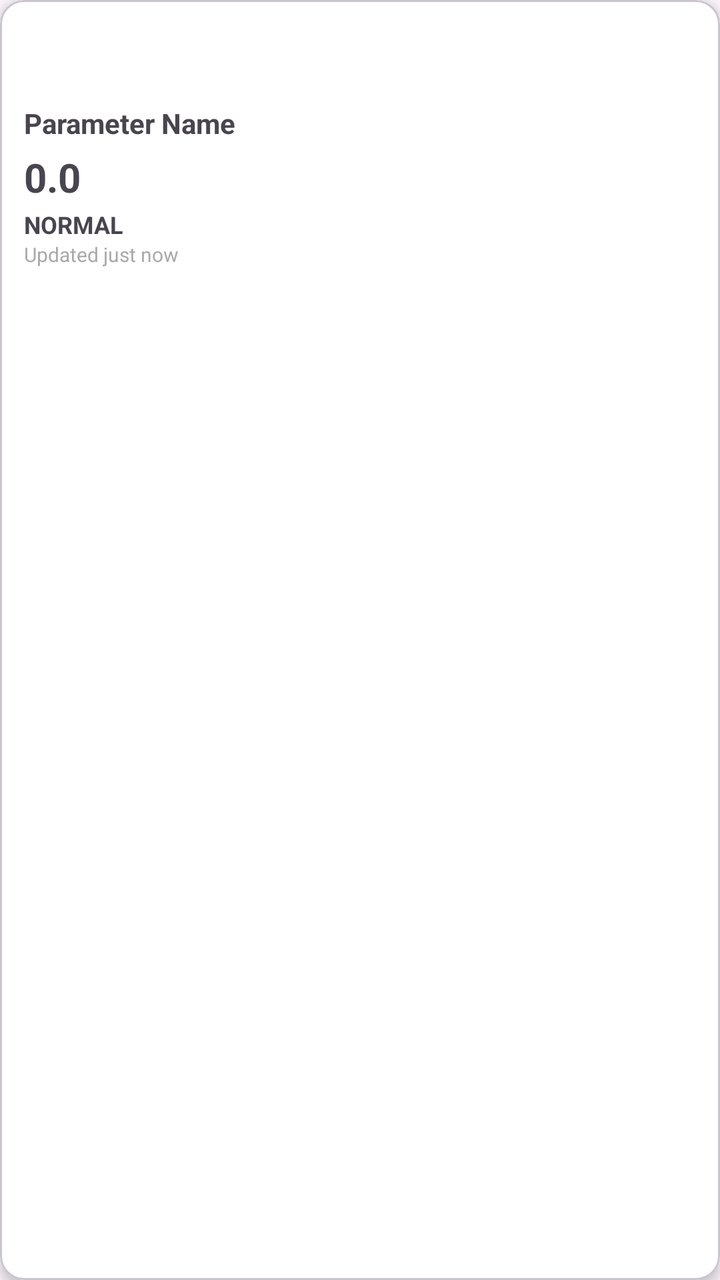
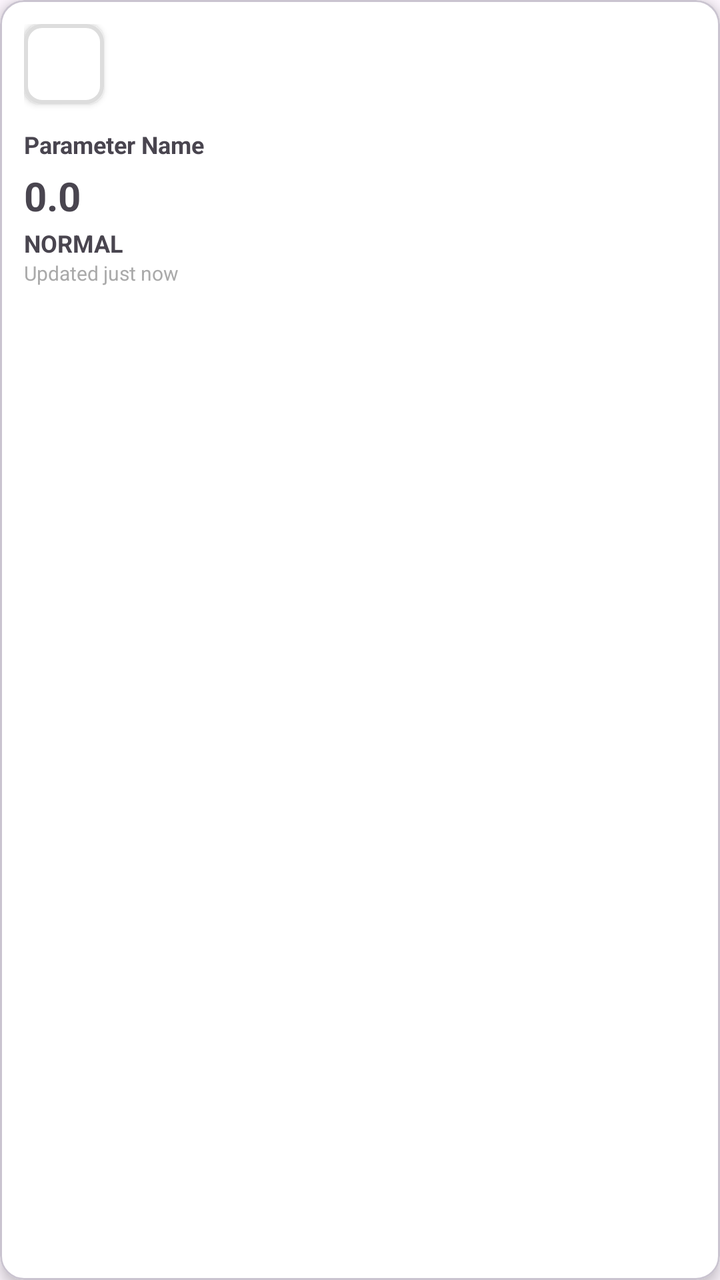

An Android layout rendered at two revisions. The XML below is the earlier revision; the diff shows what the commit changed to produce the second picture.
<!-- AndroidManifest.xml: application theme Theme.ED_System -->
<!-- res/layout/item_parameter_card.xml -->
<?xml version="1.0" encoding="utf-8"?>
<com.google.android.material.card.MaterialCardView xmlns:android="http://schemas.android.com/apk/res/android"
    xmlns:app="http://schemas.android.com/apk/res-auto"
    android:layout_width="match_parent"
    android:layout_height="wrap_content"
    android:layout_margin="8dp"
    app:cardCornerRadius="12dp"
    app:cardBackgroundColor="@android:color/white"
    app:cardElevation="4dp">

    <LinearLayout
        android:layout_width="match_parent"
        android:layout_height="wrap_content"
        android:orientation="vertical"
        android:padding="12dp">

        <ImageView
            android:id="@+id/icon"
            android:layout_width="32dp"
            android:layout_height="32dp"
            android:layout_gravity="top" />

        <TextView
            android:id="@+id/name"
            android:layout_width="wrap_content"
            android:layout_height="wrap_content"
            android:text="Parameter Name"
            android:textSize="14sp"
            android:textStyle="bold"
            android:layout_marginTop="8dp" />

        <TextView
            android:id="@+id/value"
            android:layout_width="wrap_content"
            android:layout_height="wrap_content"
            android:text="0.0"
            android:textSize="20sp"
            android:textStyle="bold"
            android:layout_marginTop="4dp" />

        <TextView
            android:id="@+id/status"
            android:layout_width="wrap_content"
            android:layout_height="wrap_content"
            android:text="NORMAL"
            android:textStyle="bold"
            android:textSize="12sp"
            android:layout_marginTop="2dp" />

        <TextView
            android:id="@+id/updated"
            android:layout_width="wrap_content"
            android:layout_height="wrap_content"
            android:text="Updated just now"
            android:textSize="10sp"
            android:textColor="@android:color/darker_gray" />
    </LinearLayout>

</com.google.android.material.card.MaterialCardView>
<!-- resources referenced by this layout -->
<resources>
  <style name="Theme.ED_System" parent="Base.Theme.ED_System" />
  <style name="Base.Theme.ED_System" parent="Theme.Material3.DayNight.NoActionBar">
          
          
      </style>
</resources>

<!-- the commit's change to res/layout/item_parameter_card.xml (unified diff, before → after) -->
@@ -14,29 +14,40 @@
         android:orientation="vertical"
         android:padding="12dp">
 
-        <ImageView
-            android:id="@+id/icon"
-            android:layout_width="32dp"
-            android:layout_height="32dp"
-            android:layout_gravity="top" />
+        <FrameLayout
+            android:layout_width="40dp"
+            android:layout_height="40dp"
+            android:background="@drawable/white_square_border"
+            android:layout_gravity="top"
+            android:layout_marginBottom="4dp"
+            android:elevation="2dp">
+
+            <ImageView
+                android:id="@+id/icon"
+                android:layout_width="32dp"
+                android:layout_height="32dp"
+                android:layout_gravity="center" />
+        </FrameLayout>
+
 
         <TextView
             android:id="@+id/name"
             android:layout_width="wrap_content"
             android:layout_height="wrap_content"
             android:text="Parameter Name"
-            android:textSize="14sp"
+            android:textSize="12sp"
             android:textStyle="bold"
             android:layout_marginTop="8dp" />
 
         <TextView
             android:id="@+id/value"
-            android:layout_width="wrap_content"
+            android:layout_width="match_parent"
             android:layout_height="wrap_content"
             android:text="0.0"
             android:textSize="20sp"
             android:textStyle="bold"
-            android:layout_marginTop="4dp" />
+            android:layout_marginTop="4dp"
+            android:gravity="start" />
 
         <TextView
             android:id="@+id/status"
<!-- resource entries referenced after the edit -->
@@ -1,5 +1,11 @@
 <!-- resources referenced by this layout -->
 <resources>
+  <!-- drawable white_square_border (drawable) -->
+  <shape xmlns:android="http://schemas.android.com/apk/res/android">
+      <solid android:color="@android:color/white"/>
+      <corners android:radius="8dp"/>
+      <stroke android:width="2dp" android:color="#DDDDDD"/>
+  </shape>
   <style name="Theme.ED_System" parent="Base.Theme.ED_System" />
   <style name="Base.Theme.ED_System" parent="Theme.Material3.DayNight.NoActionBar">
           
